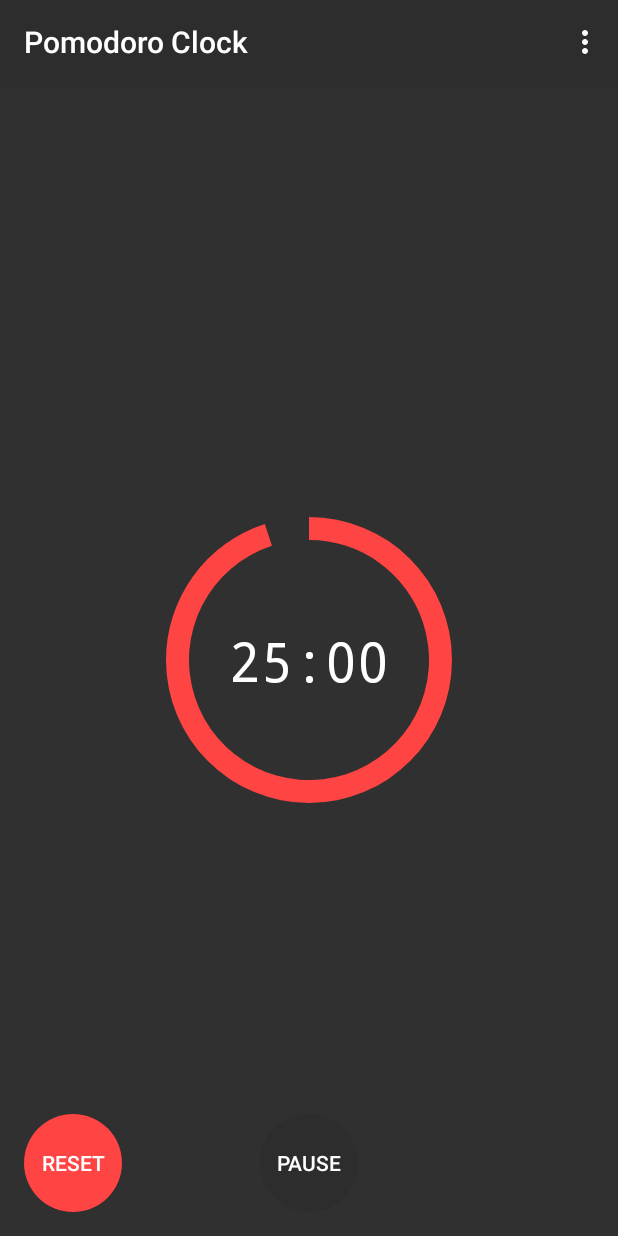
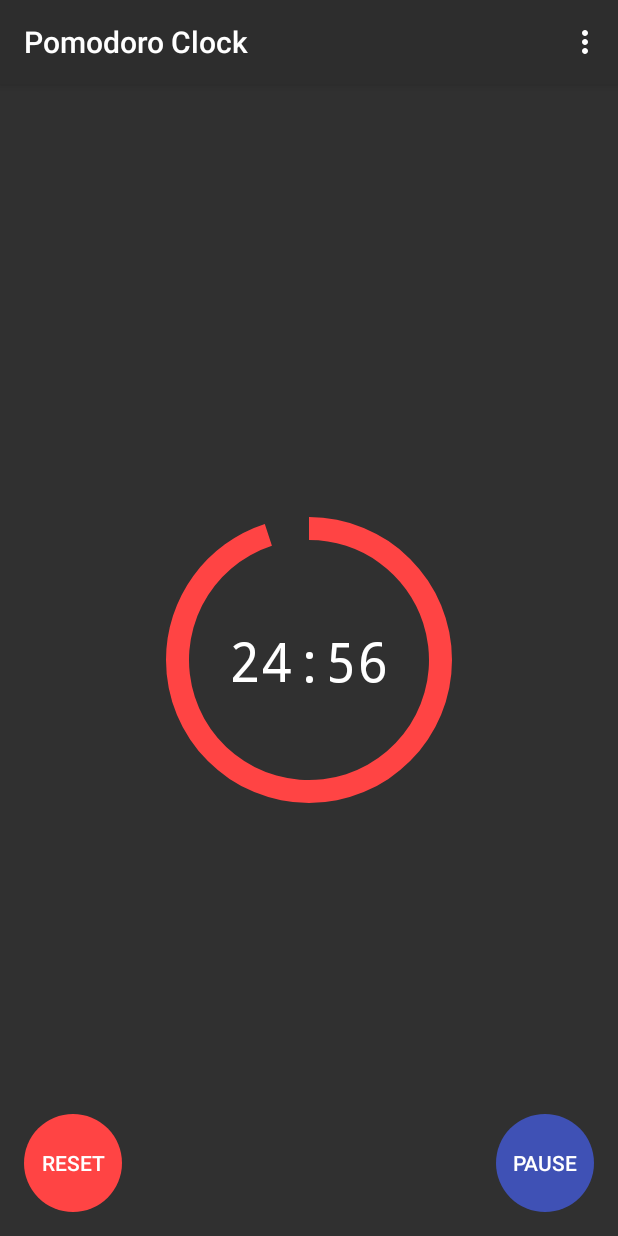
Before and after one commit to Matheus-0/Pomodoro-Clock, an Android app: the screen it shows after launch (MainActivity), in the options menu, after a tap on "Set working time", on a phone screen of 412 x 824 dp. Run offline under Robolectric (Android 15) with nearby library versions, the phone set to English and light mode, and no system bars.

Commit message:
Created basic CountDownTimer.

```diff
--- a/app/src/main/java/com/example/pomodoroclock/MainActivity.java
+++ b/app/src/main/java/com/example/pomodoroclock/MainActivity.java
@@ -3,10 +3,37 @@ package com.example.pomodoroclock;
 import androidx.appcompat.app.AppCompatActivity;
 
 import android.os.Bundle;
+import android.os.CountDownTimer;
 import android.view.Menu;
-import android.view.MenuItem;
+import android.view.View;
+import android.widget.TextView;
+
+import java.util.concurrent.TimeUnit;
 
 public class MainActivity extends AppCompatActivity {
+    TextView timerText;
+
+    public void startTimer(View view) {
+        timerText = findViewById(R.id.textView);
+
+        new CountDownTimer(1500000, 1000) {
+
+            @Override
+            public void onTick(long millisUntilFinished) {
+                String second = String.valueOf(TimeUnit.MILLISECONDS.toSeconds(millisUntilFinished) % 60);
+                String minute = String.valueOf(TimeUnit.MILLISECONDS.toMinutes(millisUntilFinished) % 60);
+
+                if (Integer.parseInt(second) < 10)
+                    second = "0" + second;
+
+                timerText.setText(getString(R.string.time, minute, second));
+            }
+
+            @Override
+            public void onFinish() {
+            }
+        }.start();
+    }
 
     @Override
     protected void onCreate(Bundle savedInstanceState) {
--- a/app/src/main/res/layout/activity_main.xml
+++ b/app/src/main/res/layout/activity_main.xml
@@ -26,22 +26,22 @@
         android:id="@+id/toggleButton"
         android:layout_width="65dp"
         android:layout_height="65dp"
+        android:layout_marginEnd="16dp"
         android:layout_marginBottom="16dp"
         android:background="@drawable/ic_round_circle"
-        android:backgroundTint="@color/colorPrimary"
+        android:backgroundTint="#3F51B5"
         android:textColor="#FFFFFF"
         android:textOff="@string/button_off"
         android:textOn="@string/button_on"
         app:layout_constraintBottom_toBottomOf="parent"
-        app:layout_constraintEnd_toEndOf="parent"
-        app:layout_constraintStart_toStartOf="parent" />
+        app:layout_constraintEnd_toEndOf="parent" />
 
     <TextView
         android:id="@+id/textView"
         android:layout_width="wrap_content"
         android:layout_height="wrap_content"
         android:fontFamily="monospace"
-        android:text="25:00"
+        android:text="@string/default_time"
         android:textColor="#FFFFFF"
         android:textSize="36sp"
         app:layout_constraintBottom_toBottomOf="@+id/progressBar"
@@ -57,6 +57,7 @@
         android:layout_marginBottom="16dp"
         android:background="@drawable/ic_round_circle"
         android:backgroundTint="@android:color/holo_red_light"
+        android:onClick="startTimer"
         android:text="@string/button_reset"
         app:layout_constraintBottom_toBottomOf="parent"
         app:layout_constraintStart_toStartOf="parent" />
--- a/app/src/main/res/values/strings.xml
+++ b/app/src/main/res/values/strings.xml
@@ -5,4 +5,6 @@
     <string name="button_reset">Reset</string>
     <string name="working_timer_option">Set working time</string>
     <string name="break_timer_option">Set break time</string>
+    <string name="time">%1$s:%2$s</string>
+    <string name="default_time">25:00</string>
 </resources>
```
